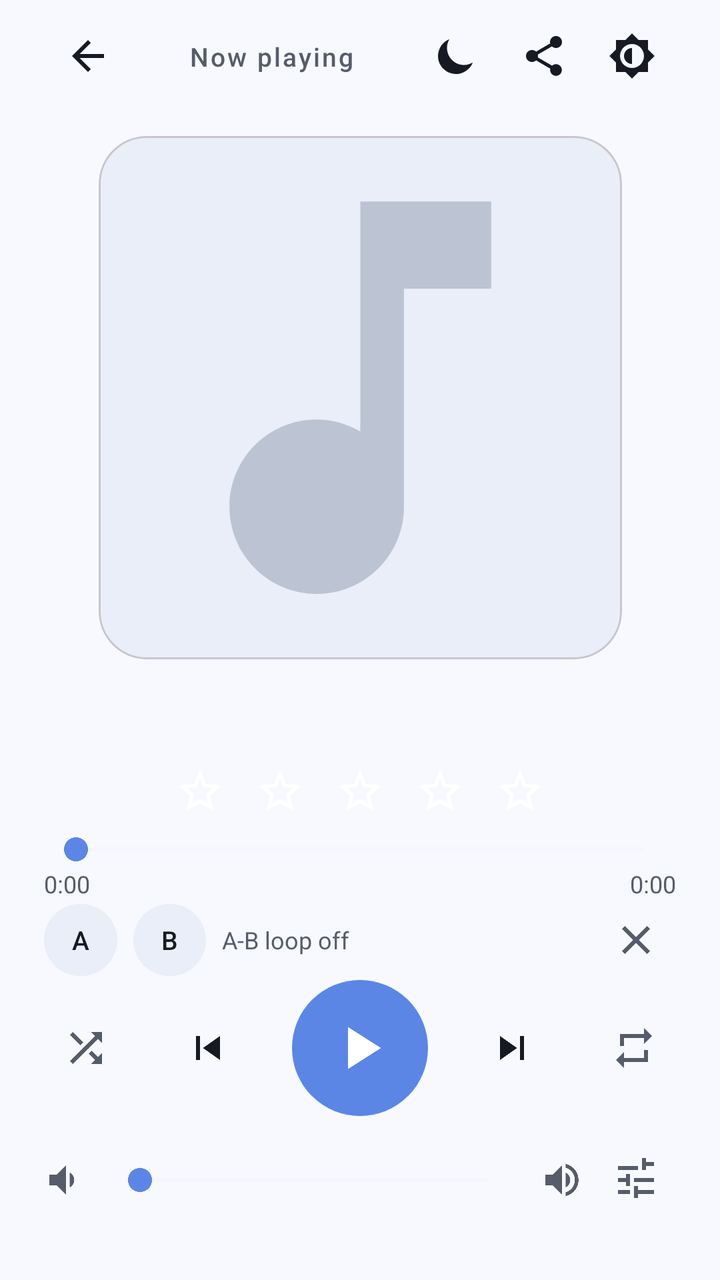
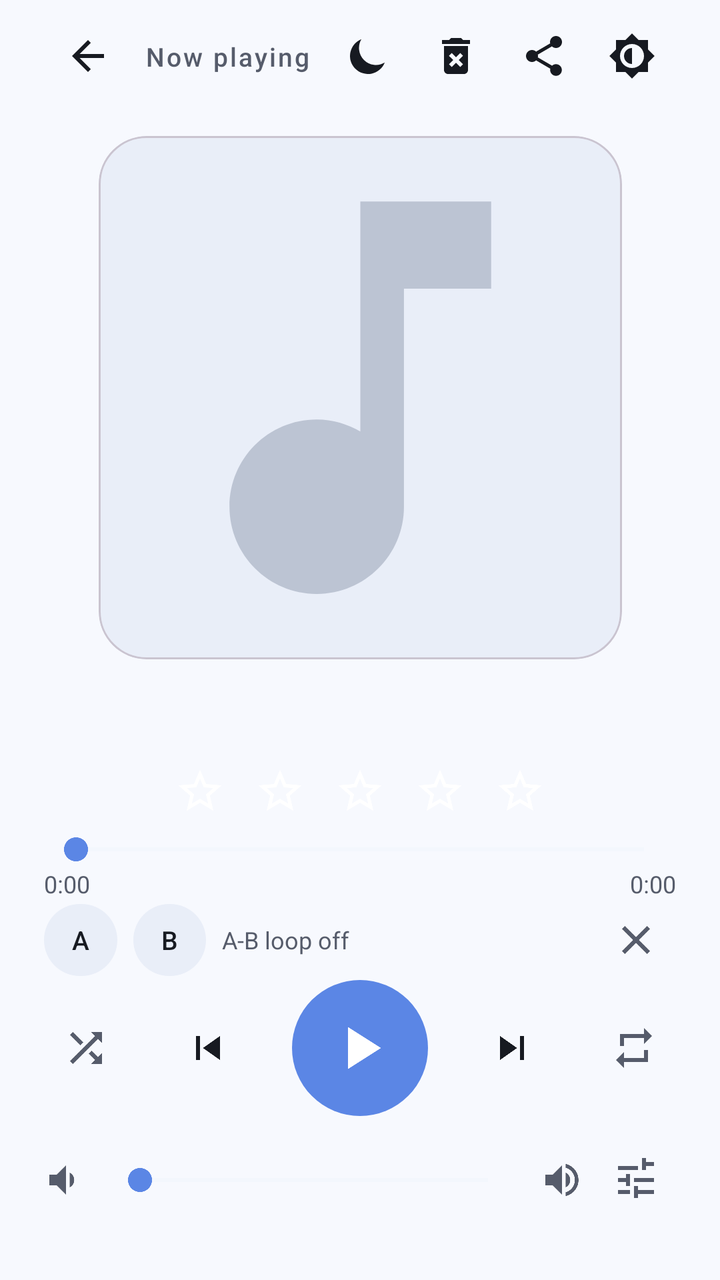

Before-and-after screenshots of an Android layout around one commit, followed by the original layout XML and the change that was made.
<!-- AndroidManifest.xml: activity theme Theme.Lull -->
<!-- res/layout/activity_now_playing.xml -->
<?xml version="1.0" encoding="utf-8"?>
<androidx.constraintlayout.widget.ConstraintLayout
    xmlns:android="http://schemas.android.com/apk/res/android"
    xmlns:app="http://schemas.android.com/apk/res-auto"
    android:id="@+id/root"
    android:layout_width="match_parent"
    android:layout_height="match_parent"
    android:fitsSystemWindows="true"
    android:paddingHorizontal="22dp">

    
    <ImageButton
        android:id="@+id/btnBack"
        android:layout_width="44dp"
        android:layout_height="44dp"
        android:layout_marginTop="6dp"
        android:background="?attr/selectableItemBackgroundBorderless"
        android:src="@drawable/ic_back"
        app:tint="?attr/colorOnSurface"
        android:contentDescription="@string/back"
        app:layout_constraintTop_toTopOf="parent"
        app:layout_constraintStart_toStartOf="parent" />

    <TextView
        android:id="@+id/topLabel"
        android:layout_width="wrap_content"
        android:layout_height="wrap_content"
        android:text="@string/now_playing"
        android:textColor="?attr/colorOnSurfaceVariant"
        android:textSize="13sp"
        android:fontFamily="sans-serif-medium"
        android:letterSpacing="0.08"
        android:maxLines="1"
        android:ellipsize="end"
        app:layout_constraintTop_toTopOf="@id/btnBack"
        app:layout_constraintBottom_toBottomOf="@id/btnBack"
        app:layout_constraintStart_toEndOf="@id/btnBack"
        app:layout_constraintEnd_toStartOf="@id/btnSleep" />

    <ImageButton
        android:id="@+id/btnSleep"
        android:layout_width="44dp"
        android:layout_height="44dp"
        android:layout_marginTop="6dp"
        android:background="?attr/selectableItemBackgroundBorderless"
        android:src="@drawable/ic_sleep_timer"
        android:padding="10dp"
        app:tint="?attr/colorOnSurface"
        android:contentDescription="@string/sleep_timer"
        app:layout_constraintTop_toTopOf="parent"
        app:layout_constraintEnd_toStartOf="@id/btnShare" />

    
    <ImageButton
        android:id="@+id/btnShare"
        android:layout_width="44dp"
        android:layout_height="44dp"
        android:layout_marginTop="6dp"
        android:background="?attr/selectableItemBackgroundBorderless"
        android:src="@drawable/ic_share"
        android:padding="10dp"
        app:tint="?attr/colorOnSurface"
        android:contentDescription="@string/share_track"
        app:layout_constraintTop_toTopOf="parent"
        app:layout_constraintEnd_toStartOf="@id/btnTheme" />

    <ImageButton
        android:id="@+id/btnTheme"
        android:layout_width="44dp"
        android:layout_height="44dp"
        android:layout_marginTop="6dp"
        android:background="?attr/selectableItemBackgroundBorderless"
        android:src="@drawable/ic_theme"
        app:tint="?attr/colorOnSurface"
        android:contentDescription="@string/theme"
        app:layout_constraintTop_toTopOf="parent"
        app:layout_constraintEnd_toEndOf="parent" />

    
    <com.google.android.material.card.MaterialCardView
        android:id="@+id/artCard"
        android:layout_width="0dp"
        android:layout_height="0dp"
        android:layout_marginTop="18dp"
        app:cardCornerRadius="24dp"
        app:cardElevation="0dp"
        app:layout_constraintDimensionRatio="1:1"
        app:layout_constraintWidth_max="380dp"
        app:layout_constraintHeight_max="380dp"
        app:layout_constraintTop_toBottomOf="@id/btnBack"
        app:layout_constraintBottom_toTopOf="@id/title"
        app:layout_constraintStart_toStartOf="parent"
        app:layout_constraintEnd_toEndOf="parent"
        app:layout_constraintVertical_bias="0.5">

        <ImageView
            android:id="@+id/art"
            android:layout_width="match_parent"
            android:layout_height="match_parent"
            android:scaleType="centerCrop"
            android:src="@drawable/bg_art_big"
            android:contentDescription="@string/now_playing" />
    </com.google.android.material.card.MaterialCardView>

    <TextView
        android:id="@+id/title"
        android:layout_width="match_parent"
        android:layout_height="wrap_content"
        android:gravity="center"
        android:maxLines="1"
        android:ellipsize="end"
        android:textColor="?attr/colorOnSurface"
        android:textSize="20sp"
        android:fontFamily="sans-serif-medium"
        android:text=""
        app:layout_constraintBottom_toTopOf="@id/artist" />

    <TextView
        android:id="@+id/artist"
        android:layout_width="match_parent"
        android:layout_height="wrap_content"
        android:layout_marginTop="3dp"
        android:gravity="center"
        android:maxLines="1"
        android:ellipsize="end"
        android:textColor="?attr/colorOnSurfaceVariant"
        android:textSize="14sp"
        android:text=""
        app:layout_constraintBottom_toTopOf="@id/ratingRow" />

    
    <LinearLayout
        android:id="@+id/ratingRow"
        android:layout_width="wrap_content"
        android:layout_height="wrap_content"
        android:layout_marginTop="8dp"
        android:orientation="horizontal"
        android:gravity="center"
        app:layout_constraintStart_toStartOf="parent"
        app:layout_constraintEnd_toEndOf="parent"
        app:layout_constraintBottom_toTopOf="@id/seekBar">

        <ImageButton
            android:id="@+id/star1"
            style="@style/RatingStar"
            android:contentDescription="@string/rating" />

        <ImageButton
            android:id="@+id/star2"
            style="@style/RatingStar"
            android:contentDescription="@string/rating" />

        <ImageButton
            android:id="@+id/star3"
            style="@style/RatingStar"
            android:contentDescription="@string/rating" />

        <ImageButton
            android:id="@+id/star4"
            style="@style/RatingStar"
            android:contentDescription="@string/rating" />

        <ImageButton
            android:id="@+id/star5"
            style="@style/RatingStar"
            android:contentDescription="@string/rating" />
    </LinearLayout>

    <SeekBar
        android:id="@+id/seekBar"
        android:layout_width="match_parent"
        android:layout_height="wrap_content"
        android:layout_marginTop="14dp"
        android:progressTint="?attr/colorPrimary"
        android:thumbTint="?attr/colorPrimary"
        android:progressBackgroundTint="?attr/colorSurfaceVariant"
        app:layout_constraintBottom_toTopOf="@id/timeRow" />

    <LinearLayout
        android:id="@+id/timeRow"
        android:layout_width="match_parent"
        android:layout_height="wrap_content"
        android:orientation="horizontal"
        app:layout_constraintBottom_toTopOf="@id/abRow">

        <TextView
            android:id="@+id/position"
            android:layout_width="0dp" android:layout_height="wrap_content"
            android:layout_weight="1"
            android:textColor="?attr/colorOnSurfaceVariant" android:textSize="12sp"
            android:text="0:00" />
        <TextView
            android:id="@+id/duration"
            android:layout_width="wrap_content" android:layout_height="wrap_content"
            android:textColor="?attr/colorOnSurfaceVariant" android:textSize="12sp"
            android:text="0:00" />
    </LinearLayout>

    
    <LinearLayout
        android:id="@+id/abRow"
        android:layout_width="match_parent"
        android:layout_height="wrap_content"
        android:layout_marginTop="10dp"
        android:orientation="horizontal"
        android:gravity="center_vertical"
        app:layout_constraintBottom_toTopOf="@id/transport">

        <TextView
            android:id="@+id/btnSetA"
            style="@style/Chip"
            android:text="@string/ab_set_a"
            android:contentDescription="@string/ab_set_a_desc" />

        <TextView
            android:id="@+id/btnSetB"
            style="@style/Chip"
            android:text="@string/ab_set_b"
            android:contentDescription="@string/ab_set_b_desc" />

        <TextView
            android:id="@+id/abStatus"
            android:layout_width="0dp"
            android:layout_height="wrap_content"
            android:layout_weight="1"
            android:maxLines="1"
            android:ellipsize="end"
            android:textColor="?attr/colorOnSurfaceVariant"
            android:textSize="12sp"
            android:text="@string/ab_off" />

        <ImageButton
            android:id="@+id/btnAbClear"
            android:layout_width="40dp"
            android:layout_height="40dp"
            android:background="?attr/selectableItemBackgroundBorderless"
            android:src="@drawable/ic_close"
            app:tint="?attr/colorOnSurfaceVariant"
            android:contentDescription="@string/ab_clear" />
    </LinearLayout>

    
    <LinearLayout
        android:id="@+id/transport"
        android:layout_width="match_parent"
        android:layout_height="wrap_content"
        android:layout_marginTop="6dp"
        android:orientation="horizontal"
        android:gravity="center"
        app:layout_constraintBottom_toTopOf="@id/volumeArea">

        <ImageButton
            android:id="@+id/btnShuffle"
            android:layout_width="46dp" android:layout_height="46dp"
            android:background="?attr/selectableItemBackgroundBorderless"
            android:src="@drawable/ic_shuffle" app:tint="?attr/colorOnSurfaceVariant"
            android:contentDescription="@string/shuffle" />

        <ImageButton
            android:id="@+id/btnPrev"
            android:layout_width="56dp" android:layout_height="56dp"
            android:layout_marginStart="10dp"
            android:background="?attr/selectableItemBackgroundBorderless"
            android:src="@drawable/ic_skip_prev" app:tint="?attr/colorOnSurface"
            android:contentDescription="@string/previous" />

        <ImageButton
            android:id="@+id/btnPlayPause"
            android:layout_width="68dp" android:layout_height="68dp"
            android:layout_marginHorizontal="14dp"
            android:background="@drawable/bg_play_fab"
            android:src="@drawable/ic_play" app:tint="?attr/colorOnPrimary"
            android:scaleType="fitCenter" android:padding="16dp"
            android:contentDescription="@string/play" />

        <ImageButton
            android:id="@+id/btnNext"
            android:layout_width="56dp" android:layout_height="56dp"
            android:layout_marginEnd="10dp"
            android:background="?attr/selectableItemBackgroundBorderless"
            android:src="@drawable/ic_skip_next" app:tint="?attr/colorOnSurface"
            android:contentDescription="@string/next" />

        <ImageButton
            android:id="@+id/btnRepeat"
            android:layout_width="46dp" android:layout_height="46dp"
            android:background="?attr/selectableItemBackgroundBorderless"
            android:src="@drawable/ic_repeat" app:tint="?attr/colorOnSurfaceVariant"
            android:contentDescription="@string/repeat_off" />
    </LinearLayout>

    
    <FrameLayout
        android:id="@+id/volumeArea"
        android:layout_width="match_parent"
        android:layout_height="wrap_content"
        android:layout_marginTop="8dp"
        android:layout_marginBottom="18dp"
        android:minHeight="64dp"
        app:layout_constraintBottom_toBottomOf="parent">

        <LinearLayout
            android:id="@+id/volumeBarRow"
            android:layout_width="match_parent"
            android:layout_height="wrap_content"
            android:layout_gravity="center_vertical"
            android:orientation="horizontal"
            android:gravity="center_vertical">

            <ImageView
                android:layout_width="22dp" android:layout_height="22dp"
                android:src="@drawable/ic_volume_down" app:tint="?attr/colorOnSurfaceVariant"
                android:contentDescription="@string/volume" />
            <SeekBar
                android:id="@+id/volumeBar"
                android:layout_width="0dp" android:layout_height="wrap_content"
                android:layout_weight="1" android:layout_marginHorizontal="10dp"
                android:progressTint="?attr/colorPrimary" android:thumbTint="?attr/colorPrimary"
                android:progressBackgroundTint="?attr/colorSurfaceVariant" />
            <ImageView
                android:layout_width="22dp" android:layout_height="22dp"
                android:src="@drawable/ic_volume_up" app:tint="?attr/colorOnSurfaceVariant"
                android:contentDescription="@string/volume" />
            <ImageButton
                android:id="@+id/btnVolStyleBar"
                android:layout_width="40dp" android:layout_height="40dp"
                android:layout_marginStart="6dp"
                android:background="?attr/selectableItemBackgroundBorderless"
                android:src="@drawable/ic_tune" app:tint="?attr/colorOnSurfaceVariant"
                android:contentDescription="@string/switch_volume_style" />
        </LinearLayout>

        <FrameLayout
            android:id="@+id/volumeKnobWrap"
            android:layout_width="match_parent"
            android:layout_height="132dp"
            android:visibility="gone">

            <com.lull.player.VolumeKnobView
                android:id="@+id/volumeKnob"
                android:layout_width="132dp"
                android:layout_height="132dp"
                android:layout_gravity="center" />

            <ImageButton
                android:id="@+id/btnVolStyleKnob"
                android:layout_width="40dp" android:layout_height="40dp"
                android:layout_gravity="top|end"
                android:background="?attr/selectableItemBackgroundBorderless"
                android:src="@drawable/ic_tune" app:tint="?attr/colorOnSurfaceVariant"
                android:contentDescription="@string/switch_volume_style" />
        </FrameLayout>
    </FrameLayout>
</androidx.constraintlayout.widget.ConstraintLayout>
<!-- resources referenced by this layout -->
<resources>
  <!-- drawable bg_art_big (drawable) -->
  <layer-list xmlns:android="http://schemas.android.com/apk/res/android">
    <item android:drawable="?attr/colorSurfaceVariant"/>
    <item android:width="120dp" android:height="120dp" android:gravity="center" android:drawable="@drawable/ic_note_placeholder"/>
  </layer-list>
  <!-- drawable bg_play_fab (drawable) -->
  <shape xmlns:android="http://schemas.android.com/apk/res/android" android:shape="oval">
    <solid android:color="?attr/colorPrimary"/>
  </shape>
  <!-- drawable ic_back (drawable) -->
  <vector xmlns:android="http://schemas.android.com/apk/res/android"
      android:width="24dp" android:height="24dp"
      android:viewportWidth="24" android:viewportHeight="24">
    <path android:fillColor="#FFFFFFFF" android:pathData="M20,11H7.83l5.59,-5.59L12,4l-8,8 8,8 1.41,-1.41L7.83,13H20z"/>
  </vector>
  <!-- drawable ic_play (drawable) -->
  <vector xmlns:android="http://schemas.android.com/apk/res/android"
      android:width="24dp" android:height="24dp"
      android:viewportWidth="24" android:viewportHeight="24">
    <path android:fillColor="#FFFFFFFF" android:pathData="M8,5v14l11,-7z"/>
  </vector>
  <!-- drawable ic_skip_next (drawable) -->
  <vector xmlns:android="http://schemas.android.com/apk/res/android"
      android:width="24dp" android:height="24dp"
      android:viewportWidth="24" android:viewportHeight="24">
    <path android:fillColor="#FFFFFFFF" android:pathData="M6,18l8.5,-6L6,6v12zM16,6v12h2V6z"/>
  </vector>
  <!-- drawable ic_skip_prev (drawable) -->
  <vector xmlns:android="http://schemas.android.com/apk/res/android"
      android:width="24dp" android:height="24dp"
      android:viewportWidth="24" android:viewportHeight="24">
    <path android:fillColor="#FFFFFFFF" android:pathData="M6,6h2v12H6zM9.5,12l8.5,6V6z"/>
  </vector>
  <string name="ab_clear">Clear A-B loop</string>
  <string name="ab_off">A-B loop off</string>
  <string name="ab_set_a">A</string>
  <string name="ab_set_a_desc">Set loop start</string>
  <string name="ab_set_b">B</string>
  <string name="ab_set_b_desc">Set loop end</string>
  <string name="back">Back</string>
  <string name="next">Next</string>
  <string name="now_playing">Now playing</string>
  <string name="play">Play</string>
  <string name="previous">Previous</string>
  <string name="rating">Rating</string>
  <string name="repeat_off">No repeat</string>
  <string name="share_track">Share</string>
  <string name="shuffle">Shuffle</string>
  <string name="sleep_timer">Sleep timer</string>
  <string name="switch_volume_style">Switch volume style</string>
  <string name="theme">Theme</string>
  <string name="volume">Volume</string>
  <!-- drawable bg_chip (drawable) -->
  <shape xmlns:android="http://schemas.android.com/apk/res/android" android:shape="rectangle">
    <solid android:color="?attr/colorSurfaceVariant"/>
    <corners android:radius="18dp"/>
  </shape>
  <color name="brand">#5B86E5</color>
  <color name="on_brand">#FFFFFF</color>
  <color name="brand_dark">#3F66C9</color>
  <color name="white">#FFFFFFFF</color>
  <color name="accent">#36D1C4</color>
  <color name="light_bg">#F7F9FE</color>
  <color name="light_surface">#FFFFFF</color>
  <color name="light_surface_variant">#E9EEF8</color>
  <color name="light_on_surface">#171A21</color>
  <color name="light_on_surface_variant">#565C6B</color>
  <!-- unchanged entries left out for length: 14 -->
</resources>

<!-- the commit's change to res/layout/activity_now_playing.xml (unified diff, before → after) -->
@@ -47,6 +47,20 @@
         android:padding="10dp"
         app:tint="?attr/colorOnSurface"
         android:contentDescription="@string/sleep_timer"
+        app:layout_constraintTop_toTopOf="parent"
+        app:layout_constraintEnd_toStartOf="@id/btnDelete" />
+
+    
+    <ImageButton
+        android:id="@+id/btnDelete"
+        android:layout_width="44dp"
+        android:layout_height="44dp"
+        android:layout_marginTop="6dp"
+        android:background="?attr/selectableItemBackgroundBorderless"
+        android:src="@drawable/ic_delete_forever"
+        android:padding="10dp"
+        app:tint="?attr/colorOnSurface"
+        android:contentDescription="@string/delete_track"
         app:layout_constraintTop_toTopOf="parent"
         app:layout_constraintEnd_toStartOf="@id/btnShare" />
 
<!-- resource entries referenced after the edit -->
@@ -14,6 +14,13 @@
       android:width="24dp" android:height="24dp"
       android:viewportWidth="24" android:viewportHeight="24">
     <path android:fillColor="#FFFFFFFF" android:pathData="M20,11H7.83l5.59,-5.59L12,4l-8,8 8,8 1.41,-1.41L7.83,13H20z"/>
+  </vector>
+  <!-- drawable ic_delete_forever (drawable) -->
+  <vector xmlns:android="http://schemas.android.com/apk/res/android"
+      android:width="24dp" android:height="24dp"
+      android:viewportWidth="24" android:viewportHeight="24">
+      <path android:fillColor="@android:color/white"
+          android:pathData="M6,19c0,1.1 0.9,2 2,2h8c1.1,0 2,-0.9 2,-2V7H6v12zM8.46,11.88l1.41,-1.41L12,12.59l2.12,-2.12 1.41,1.41L13.41,14l2.12,2.12 -1.41,1.41L12,15.41l-2.12,2.12 -1.41,-1.41L10.59,14l-2.13,-2.12zM15.5,4l-1,-1h-5l-1,1H5v2h14V4z"/>
   </vector>
   <!-- drawable ic_play (drawable) -->
   <vector xmlns:android="http://schemas.android.com/apk/res/android"
@@ -40,6 +47,7 @@
   <string name="ab_set_b">B</string>
   <string name="ab_set_b_desc">Set loop end</string>
   <string name="back">Back</string>
+  <string name="delete_track">Delete from device</string>
   <string name="next">Next</string>
   <string name="now_playing">Now playing</string>
   <string name="play">Play</string>
